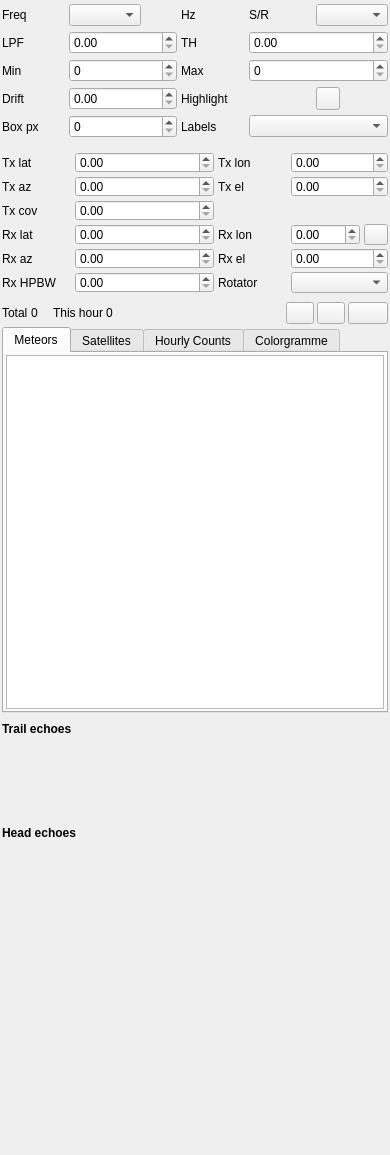
First picture: the form in plugins/channelrx/meteor/meteorgui.ui, repository srcejon/sdrangel, before the edit.
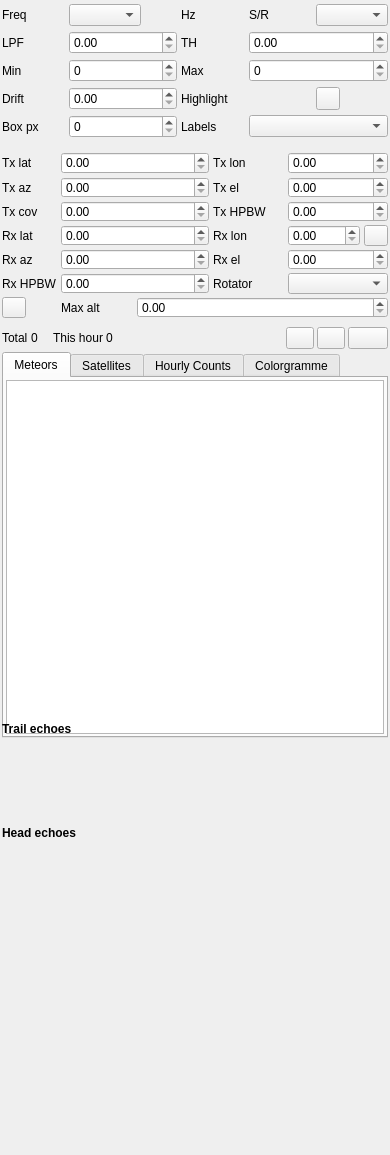
Second picture: the form after the edit. Icons and pictures are not drawn. Custom widgets are drawn as their Qt base class.

Commit message: Add meteor antenna pattern map overlays

```diff
--- a/plugins/channelrx/meteor/meteorgui.ui
+++ b/plugins/channelrx/meteor/meteorgui.ui
@@ -219,7 +219,7 @@
      <x>0</x>
      <y>150</y>
      <width>390</width>
-     <height>145</height>
+     <height>170</height>
     </rect>
    </property>
    <property name="sizePolicy">
@@ -300,6 +300,16 @@
     <item row="2" column="1" colspan="2">
      <widget class="QDoubleSpinBox" name="transmitterBeamwidth"/>
     </item>
+    <item row="2" column="3">
+     <widget class="QLabel" name="transmitterHPBWLabel">
+      <property name="text">
+       <string>Tx HPBW</string>
+      </property>
+     </widget>
+    </item>
+    <item row="2" column="4" colspan="2">
+     <widget class="QDoubleSpinBox" name="transmitterHPBW"/>
+    </item>
     <item row="3" column="0">
      <widget class="QLabel" name="receiverLatitudeLabel">
       <property name="text">
@@ -374,13 +384,40 @@
     <item row="5" column="4" colspan="2">
      <widget class="QComboBox" name="rotator"/>
     </item>
+    <item row="6" column="0">
+     <widget class="QToolButton" name="showAntennaPatterns">
+      <property name="toolTip">
+       <string>Show transmitter and receiver antenna patterns on Map features</string>
+      </property>
+      <property name="text">
+       <string/>
+      </property>
+      <property name="icon">
+       <iconset resource="../../../sdrgui/resources/res.qrc">
+        <normaloff>:/world.png</normaloff>:/world.png</iconset>
+      </property>
+      <property name="checkable">
+       <bool>true</bool>
+      </property>
+     </widget>
+    </item>
+    <item row="6" column="1">
+     <widget class="QLabel" name="mapMaxAltitudeLabel">
+      <property name="text">
+       <string>Max alt</string>
+      </property>
+     </widget>
+    </item>
+    <item row="6" column="2" colspan="4">
+     <widget class="QDoubleSpinBox" name="mapMaxAltitude"/>
+    </item>
    </layout>
   </widget>
   <widget class="QWidget" name="detectionsContainer" native="true">
    <property name="geometry">
     <rect>
      <x>0</x>
-     <y>300</y>
+     <y>325</y>
      <width>390</width>
      <height>415</height>
     </rect>
```
The commit also changes 13 other files.
